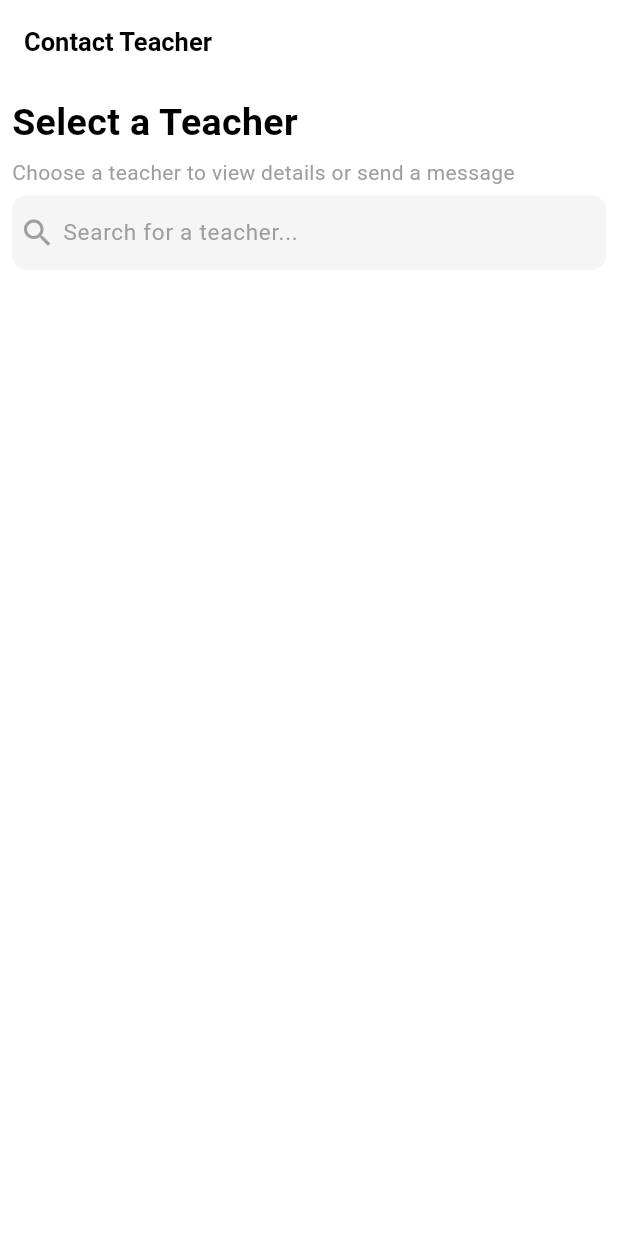
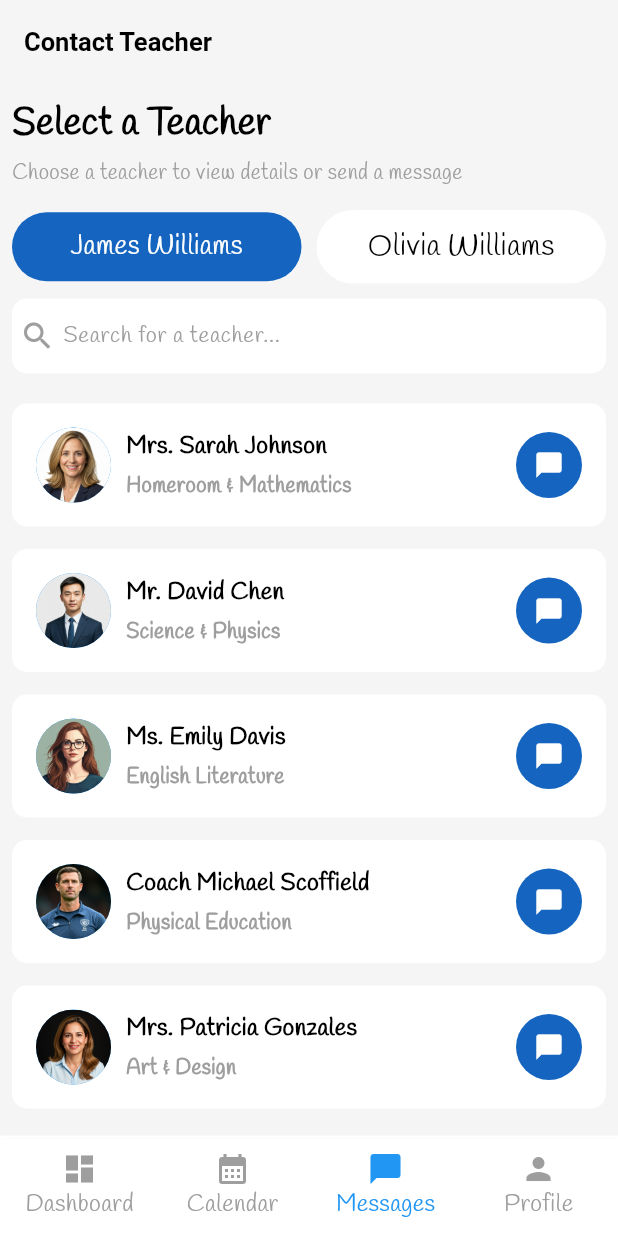
Before and after one commit to jorgeeyy/suku_mobile, a Flutter app: the ContactTeacher screen opened by its route, on a phone screen of 412 x 824 dp. Run offline on Flutter 3.47's test engine with Material 3 defaults, Android fonts, the light colour scheme and no system bars; our stand-ins replace go_router.

Commit message:
contact teacher page and maximum changes

```diff
--- a/lib/app_router.dart
+++ b/lib/app_router.dart
@@ -2,23 +2,68 @@ import 'package:go_router/go_router.dart';
 import 'package:suku_mobile/features/auth/presentation/login_screen.dart';
 import 'package:suku_mobile/features/auth/presentation/signup_screen.dart';
 import 'package:suku_mobile/features/auth/presentation/welcome_screen.dart';
-import 'package:suku_mobile/features/dashboard/presentation/dashboard_screen.dart';
-
+import 'package:suku_mobile/features/dashboard/presentation/dashboard_screen.dart'; // Assuming this is now your content-only view
 import 'features/dashboard/presentation/contact_teacher.dart';
+import 'app_shell.dart'; // Your AppShell that holds the BottomNavigationBar
 
 final appRouter = GoRouter(
   initialLocation: '/',
   routes: [
+    // --- 1. Independent Routes (No Nav Bar) ---
+
+    // Initial Welcome screen
     GoRoute(path: '/', builder: (context, state) => const Welcomescreen()),
+
+    // Login and Signup screens
     GoRoute(path: '/login', builder: (context, state) => const LoginScreen()),
     GoRoute(path: '/signup', builder: (context, state) => const SignupScreen()),
-    GoRoute(
-      path: '/dashboard',
-      builder: (context, state) {
-        final name = state.extra as String;
-        return DashboardScreen(name: name);
+
+    // --- 2. ShellRoute (Persistent Nav Bar) ---
+
+    ShellRoute(
+      // AppShell wraps all child routes, providing the Scaffold and BottomNavigationBar
+      builder: (context, state, child) {
+        return AppShell(child: child);
       },
+      routes: [
+        // Tab 1: Dashboard
+        GoRoute(
+          path: '/dashboard',
+          name: 'dashboard',
+          builder: (context, state) {
+            // FIX: Safely check for null. Use 'User' as fallback for tab navigation.
+            // On initial login, state.extra will contain the name.
+            final name = state.extra as String? ?? "User";
+
+            // NOTE: DashboardScreen should probably be renamed DashboardView
+            // if you moved the Scaffold/NavBar out.
+            return DashboardScreen(name: name);
+          },
+        ),
+
+        // Tab 2: Calendar (Placeholder)
+        // You should define this route once you create the CalendarScreen
+
+        // Tab 3: Messages
+        GoRoute(
+          path: '/messages',
+          name: 'messages',
+          // Assuming ContactTeacher is the Messages page for now
+          builder: (context, state) => const ContactTeacher(),
+        ),
+
+        // Tab 4: Profile (Placeholder)
+        // You should define this route once you create the ProfileScreen
+
+        // --- 3. Optional: Independent route layered on top of the shell ---
+        // If 'contact-teacher' is a detail screen that should temporarily hide the Nav Bar,
+        // it should go here *OR* outside the ShellRoute entirely.
+
+        // GoRoute(
+        //   path: '/contact-teacher-detail',
+        //   builder: (context, state) => const ContactTeacher(),
+        // ),
+      ],
     ),
-    GoRoute(path: '/contact-teacher', builder: (context, state) => const ContactTeacher()),
   ],
 );
--- /dev/null
+++ b/lib/app_shell.dart
@@ -0,0 +1,95 @@
+// lib/features/dashboard/presentation/app_shell.dart
+
+import 'package:flutter/material.dart';
+import 'package:go_router/go_router.dart';
+
+class AppShell extends StatelessWidget {
+  // This child represents the current page determined by GoRouter (DashboardView, MessageScreen, etc.)
+  final Widget child;
+
+  const AppShell({super.key, required this.child});
+
+  // Helper method to get the current route index for the BottomNavigationBar
+  int _calculateSelectedIndex(BuildContext context) {
+    final String location = GoRouter.of(context).routerDelegate.currentConfiguration.uri.toString();
+    if (location.startsWith('/dashboard')) return 0;
+    if (location.startsWith('/calendar')) return 1;
+    if (location.startsWith('/messages')) return 2;
+    if (location.startsWith('/profile')) return 3;
+    return 0; // Default to Dashboard
+  }
+
+  // Helper method to navigate when a tab is tapped
+  void _onItemTapped(BuildContext context, int index) {
+    switch (index) {
+      case 0:
+        context.go('/dashboard');
+        break;
+      case 1:
+        context.go('/calendar');
+        break;
+      case 2:
+        context.go('/messages');
+        break;
+      case 3:
+        context.go('/profile');
+        break;
+    }
+  }
+
+  @override
+  Widget build(BuildContext context) {
+    final selectedIndex = _calculateSelectedIndex(context);
+
+    return PopScope(
+      canPop: selectedIndex==0,
+      onPopInvoked: (didPop) {
+        // If the default back action was prevented (because canPop was false),
+        // manually navigate back to the dashboard.
+        if (didPop == false && selectedIndex != 0) {
+          context.go('/dashboard');
+        }
+      },
+      child: Scaffold(
+        // The child (the page content) goes in the body
+        body: child,
+
+        bottomNavigationBar: Padding(
+          padding: const EdgeInsets.all(2.0),
+          child: Container(
+            decoration: BoxDecoration(borderRadius: BorderRadius.circular(30)),
+            child: ClipRRect(
+              child: BottomNavigationBar(
+                selectedItemColor: Colors.blue,
+                unselectedItemColor: Colors.grey,
+                selectedFontSize: 16,
+                unselectedFontSize: 16,
+                currentIndex: selectedIndex, // Use the dynamically calculated index
+                type: BottomNavigationBarType.fixed,
+                onTap: (index) => _onItemTapped(context, index), // Use the navigation handler
+                items: const [
+                  BottomNavigationBarItem(
+                    icon: Icon(Icons.dashboard),
+                    label: "Dashboard",
+                  ),
+                  BottomNavigationBarItem(
+                    icon: Icon(Icons.calendar_month),
+                    label: "Calendar",
+                  ),
+                  BottomNavigationBarItem(
+                    icon: Icon(Icons.messenger),
+                    label: "Messages",
+                  ),
+                  BottomNavigationBarItem(
+                    icon: Icon(Icons.person),
+                    label: "Profile",
+                  ),
+                ],
+              ),
+            ),
+          ),
+        ),
+      ),
+    );
+  }
+}
--- a/lib/core/theme/app_theme.dart
+++ b/lib/core/theme/app_theme.dart
@@ -2,6 +2,12 @@ import 'package:flutter/material.dart';
 
 class AppTheme {
   static final ThemeData lightTheme = ThemeData(
+    fontFamily: 'Handlee',
+    textTheme: TextTheme(
+      headlineLarge: TextStyle(
+        fontFamily: 'Handlee'
+      )
+    ),
     primaryColor: Colors.blue[800],
     colorScheme: ColorScheme.fromSwatch().copyWith(
       primary: Colors.blue[800],
--- /dev/null
+++ b/lib/features/dashboard/data/teachers.dart
@@ -0,0 +1,20 @@
+class Teacher {
+  final String name;
+  final String subject;
+  final String imagePath; // Or imageUrl if coming from API
+
+  Teacher({
+    required this.name,
+    required this.subject,
+    required this.imagePath,
+  });
+
+  // Factory constructor to easily create a Teacher from JSON later
+  factory Teacher.fromJson(Map<String, dynamic> json) {
+    return Teacher(
+      name: json['name'],
+      subject: json['subject'],
+      imagePath: json['imagePath'],
+    );
+  }
+}
--- a/lib/features/dashboard/presentation/contact_teacher.dart
+++ b/lib/features/dashboard/presentation/contact_teacher.dart
@@ -1,4 +1,8 @@
 import 'package:flutter/material.dart';
+import 'package:suku_mobile/features/dashboard/presentation/widgets/students.dart';
+import 'package:suku_mobile/features/dashboard/presentation/widgets/teacher_card.dart';
+
+import '../data/teachers.dart';
 
 class ContactTeacher extends StatefulWidget {
   const ContactTeacher({super.key});
@@ -10,10 +14,45 @@ class ContactTeacher extends StatefulWidget {
 class _ContactTeacherState extends State<ContactTeacher> {
   final TextEditingController searchController = TextEditingController();
 
+  final List<Map<String, dynamic>> dummyJsonData = [
+    {
+      "name": "Mrs. Sarah Johnson",
+      "subject": "Homeroom & Mathematics",
+      "imagePath": "assets/images/madam1.png",
+    },
+    {
+      "name": "Mr. David Chen",
+      "subject": "Science & Physics",
+      "imagePath": "assets/images/sir1.png",
+    },
+    {
+      "name": "Ms. Emily Davis",
+      "subject": "English Literature",
+      "imagePath": "assets/images/madam2.png",
+    },
+    {
+      "name": "Coach Michael Scoffield",
+      "subject": "Physical Education",
+      "imagePath": "assets/images/coach.png",
+    },
+    {
+      "name": "Mrs. Patricia Gonzales",
+      "subject": "Art & Design",
+      "imagePath": "assets/images/madam3.png",
+    },
+  ];
+
   @override
   Widget build(BuildContext context) {
+    List<Teacher> teachers = dummyJsonData
+        .map((json) => Teacher.fromJson(json))
+        .toList();
     return Scaffold(
-      appBar: AppBar(title: Text("Contact Teacher")),
+      appBar: AppBar(
+        title: Text("Contact Teacher"),
+        backgroundColor: Colors.grey[100],
+      ),
+      backgroundColor: Colors.grey[100],
       body: SafeArea(
         child: SingleChildScrollView(
           child: Padding(
@@ -30,35 +69,54 @@ class _ContactTeacherState extends State<ContactTeacher> {
                   "Choose a teacher to view details or send a message",
                   style: TextStyle(fontSize: 14, color: Colors.grey),
                 ),
-                SizedBox(height: 5),
+                SizedBox(height: 15),
+                Students(),
+                SizedBox(height: 10),
                 Container(
                   padding: EdgeInsets.all(5),
                   height: 50,
                   width: MediaQuery.of(context).size.width,
                   decoration: BoxDecoration(
                     borderRadius: BorderRadius.circular(10),
-                    // border: Border.all(color: Colors.grey),
-                    color: Colors.grey[100],
+                    color: Colors.white,
                   ),
                   child: Row(
                     mainAxisAlignment: MainAxisAlignment.center,
                     children: [
-                      Icon(Icons.search,color: Colors.grey,),
-                      SizedBox(width: 5,),
+                      Icon(Icons.search, color: Colors.grey),
+                      SizedBox(width: 5),
                       Flexible(
                         child: TextField(
                           controller: searchController,
                           decoration: InputDecoration(
                             hintText: "Search for a teacher...",
-                            hintStyle: TextStyle(color: Colors.grey, fontSize: 15),
+                            hintStyle: TextStyle(
+                              color: Colors.grey,
+                              fontSize: 15,
+                            ),
                             border: InputBorder.none,
                             isDense: true,
                             contentPadding: EdgeInsets.zero,
                           ),
                         ),
-                      )
+                      ),
                     ],
                   ),
+                ),
+                SizedBox(height: 20),
+                // TeacherCard(),
+                ListView.builder(
+                  shrinkWrap: true,
+                  // padding: EdgeInsets.all(10),
+                  itemCount: teachers.length,
+                  itemBuilder: (context, index) {
+                    return TeacherCard(
+                      teacher: teachers[index],
+                      onMessageTap: () {
+                        print("Message clicked for ${teachers[index].name}");
+                      },
+                    );
+                  },
                 ),
               ],
             ),
--- a/lib/features/dashboard/presentation/dashboard_screen.dart
+++ b/lib/features/dashboard/presentation/dashboard_screen.dart
@@ -2,6 +2,7 @@ import 'package:flutter/material.dart';
 import 'package:suku_mobile/features/dashboard/presentation/widgets/academic_snapshots.dart';
 import 'package:suku_mobile/features/dashboard/presentation/widgets/alerts.dart';
 import 'package:suku_mobile/features/dashboard/presentation/widgets/quick_links.dart';
+import 'package:suku_mobile/features/dashboard/presentation/widgets/students.dart';
 import 'package:suku_mobile/features/dashboard/presentation/widgets/upcoming_events.dart';
 
 class DashboardScreen extends StatefulWidget {
@@ -17,55 +18,51 @@ class _DashboardScreenState extends State<DashboardScreen> {
 
   @override
   Widget build(BuildContext context) {
-    return Scaffold(
-      appBar: AppBar(title: Text("Dashboard")),
-      bottomNavigationBar: Padding(
-        padding: const EdgeInsets.all(2.0),
-        child: Container(
-          // margin: const EdgeInsets.only(left: 20, right: 20, bottom: 20),
-          // decoration: BoxDecoration(
-          //   color: Colors.transparent,
-          // ),
-          decoration: BoxDecoration(borderRadius: BorderRadius.circular(30)),
-          child: ClipRRect(
-            child: BottomNavigationBar(
-              selectedItemColor: Colors.blue,
-              unselectedItemColor: Colors.grey,
-              selectedFontSize: 16,
-              unselectedFontSize: 16,
-              currentIndex: _selectedIndex,
-              // backgroundColor: Colors.grey[200],
-              type: BottomNavigationBarType.fixed,
-              onTap: (index) {
-                setState(() {
-                  _selectedIndex = index;
-                });
-              },
-              items: const [
-                BottomNavigationBarItem(
-                  icon: Icon(Icons.dashboard),
-                  label: "Dashboard",
-                ),
-                BottomNavigationBarItem(
-                  icon: Icon(Icons.calendar_month),
-                  label: "Calendar",
-                ),
-                BottomNavigationBarItem(
-                  icon: Icon(Icons.messenger),
-                  label: "Messages",
-                ),
-                BottomNavigationBarItem(
-                  icon: Icon(Icons.person),
-                  label: "Profile",
-                ),
-              ],
-            ),
-          ),
-        ),
-      ),
+    return
+      // Scaffold(
+      // appBar: AppBar(title: Text("Dashboard")),
+      // bottomNavigationBar: Padding(
+      //   padding: const EdgeInsets.all(2.0),
+      //   child: Container(
+      //     decoration: BoxDecoration(borderRadius: BorderRadius.circular(30)),
+      //     child: ClipRRect(
+      //       child: BottomNavigationBar(
+      //         selectedItemColor: Colors.blue,
+      //         unselectedItemColor: Colors.grey,
+      //         selectedFontSize: 16,
+      //         unselectedFontSize: 16,
+      //         currentIndex: _selectedIndex,
+      //         type: BottomNavigationBarType.fixed,
+      //         onTap: (index) {
+      //           setState(() {
+      //             _selectedIndex = index;
+      //           });
+      //         },
+      //         items: const [
+      //           BottomNavigationBarItem(
+      //             icon: Icon(Icons.dashboard),
+      //             label: "Dashboard",
+      //           ),
+      //           BottomNavigationBarItem(
+      //             icon: Icon(Icons.calendar_month),
+      //             label: "Calendar",
+      //           ),
+      //           BottomNavigationBarItem(
+      //             icon: Icon(Icons.messenger),
+      //             label: "Messages",
+      //           ),
+      //           BottomNavigationBarItem(
+      //             icon: Icon(Icons.person),
+      //             label: "Profile",
+      //           ),
+      //         ],
+      //       ),
+      //     ),
+      //   ),
+      // ),
 
-      body: SingleChildScrollView(
-        child: SafeArea(
+      SafeArea(
+        child: SingleChildScrollView(
           child: Padding(
             padding: EdgeInsets.all(10),
             child: Column(
@@ -76,44 +73,7 @@ class _DashboardScreenState extends State<DashboardScreen> {
                   style: TextStyle(fontSize: 25, fontWeight: FontWeight.bold),
                 ),
                 SizedBox(height: 15),
-                Row(
-                  children: [
-                    Expanded(
-                      child: Container(
-                        padding: EdgeInsets.all(10),
-                        width: 100,
-                        decoration: BoxDecoration(
-                          borderRadius: BorderRadius.circular(25),
-                          color: Colors.blue,
-                        ),
-                        // color: Colors.blue,
-                        child: Text(
-                          "James Williams",
-                          textAlign: TextAlign.center,
-                          style: TextStyle(color: Colors.white, fontSize: 18),
-                        ),
-                      ),
-                    ),
-                    SizedBox(width: 10),
-                    Expanded(
-                      child: Container(
-                        padding: EdgeInsets.all(10),
-                        width: double.infinity,
-                        decoration: BoxDecoration(
-                          borderRadius: BorderRadius.circular(25),
-                          color: Colors.grey[100],
-                        ),
-                        // color: Colors.grey[100],
-                        // color: Theme.of(context).colorScheme.secondary,
-                        child: Text(
-                          "Olivia Williams",
-                          textAlign: TextAlign.center,
-                          style: TextStyle(fontSize: 20),
-                        ),
-                      ),
-                    ),
-                  ],
-                ),
+                Students(),
                 SizedBox(height: 15),
                 Alerts(),
                 SizedBox(height: 15,),
@@ -126,7 +86,6 @@ class _DashboardScreenState extends State<DashboardScreen> {
             ),
           ),
         ),
-      ),
-    );
+      );
   }
 }
--- a/lib/features/dashboard/presentation/widgets/quick_links.dart
+++ b/lib/features/dashboard/presentation/widgets/quick_links.dart
@@ -64,7 +64,7 @@ class _QuickLinksState extends State<QuickLinks> {
                   Icon(Icons.local_dining, color: Color(0xFF3A7BFF), size: 30),
                   SizedBox(height: 10),
                   Text(
-                    "TimeTable",
+                    "Lunch Menu",
                     style: TextStyle(fontWeight: FontWeight.bold, fontSize: 15),
                   ),
                 ],
@@ -72,7 +72,7 @@ class _QuickLinksState extends State<QuickLinks> {
             ),
             InkWell(
               onTap: () {
-                context.push('/contact-teacher');
+                context.go('/messages');
               },
               child: Card(
                 child: Column(
--- /dev/null
+++ b/lib/features/dashboard/presentation/widgets/students.dart
@@ -0,0 +1,45 @@
+import 'package:flutter/material.dart';
+
+class Students extends StatelessWidget {
+  const Students({super.key});
+
+  @override
+  Widget build(BuildContext context) {
+    return Row(
+      children: [
+        Expanded(
+          child: Container(
+            padding: EdgeInsets.all(10),
+            width: 100,
+            decoration: BoxDecoration(
+              borderRadius: BorderRadius.circular(25),
+              color: Theme.of(context).primaryColor,
+            ),
+            // color: Colors.blue,
+            child: Text(
+              "James Williams",
+              textAlign: TextAlign.center,
+              style: TextStyle(color: Colors.white, fontSize: 18),
+            ),
+          ),
+        ),
+        SizedBox(width: 10),
+        Expanded(
+          child: Container(
+            padding: EdgeInsets.all(10),
+            width: double.infinity,
+            decoration: BoxDecoration(
+              borderRadius: BorderRadius.circular(25),
+              color: Colors.white,
+            ),
+            child: Text(
+              "Olivia Williams",
+              textAlign: TextAlign.center,
+              style: TextStyle(fontSize: 20),
+            ),
+          ),
+        ),
+      ],
+    );
+  }
+}
--- /dev/null
+++ b/lib/features/dashboard/presentation/widgets/teacher_card.dart
@@ -0,0 +1,62 @@
+import 'package:flutter/material.dart';
+import 'package:suku_mobile/features/dashboard/data/teachers.dart';
+
+class TeacherCard extends StatelessWidget {
+  final Teacher teacher;
+  final VoidCallback? onMessageTap;
+  const TeacherCard({super.key, required this.teacher, required this.onMessageTap});
+
+  @override
+  Widget build(BuildContext context) {
+    return Container(
+      margin: EdgeInsets.only(bottom: 15),
+      decoration: BoxDecoration(
+        borderRadius: BorderRadius.circular(10),
+        color: Colors.white,
+      ),
+      padding: EdgeInsets.all(16.0),
+      child: Row(
+        mainAxisAlignment: MainAxisAlignment.spaceBetween,
+        children: [
+          // Icon(Icons.person),
+          CircleAvatar(
+            radius: 25,
+            // backgroundImage: AssetImage("assets/images/madam1.png"),
+            backgroundImage: AssetImage(teacher.imagePath),
+          ),
+          SizedBox(width: 10),
+          Expanded(
+            child: Column(
+              crossAxisAlignment: CrossAxisAlignment.start,
+              children: [
+                Text(
+                  // "Mrs. Sarah Johnson",
+                  teacher.name,
+                  style: TextStyle(fontSize: 16, fontWeight: FontWeight.bold),
+                ),
+                SizedBox(height: 5),
+                Text(
+                  // "Mathematics",
+                  teacher.subject,
+                  style: TextStyle(
+                    color: Colors.grey,
+                    fontWeight: FontWeight.bold,
+                  ),
+                ),
+              ],
+            ),
+          ),
+          SizedBox(width: 10),
+          GestureDetector(
+            onTap: onMessageTap,
+            child: CircleAvatar(
+              backgroundColor: Theme.of(context).primaryColor,
+              radius: 22,
+              child: Icon(Icons.chat_bubble, color: Colors.white, size: 20),
+            ),
+          ),
+          ],
+      ),
+    );
+  }
+}
```
Also changed, not shown: pubspec.yaml (+13 -4 lines), assets/fonts/EBGaramond-Regular.ttf (added), assets/fonts/Handlee-Regular.ttf (added), assets/images/coach.png (added), assets/images/madam1.png (added), assets/images/madam2.png (added), assets/images/madam3.png (added), assets/images/sir1.png (added), 1 other file.
